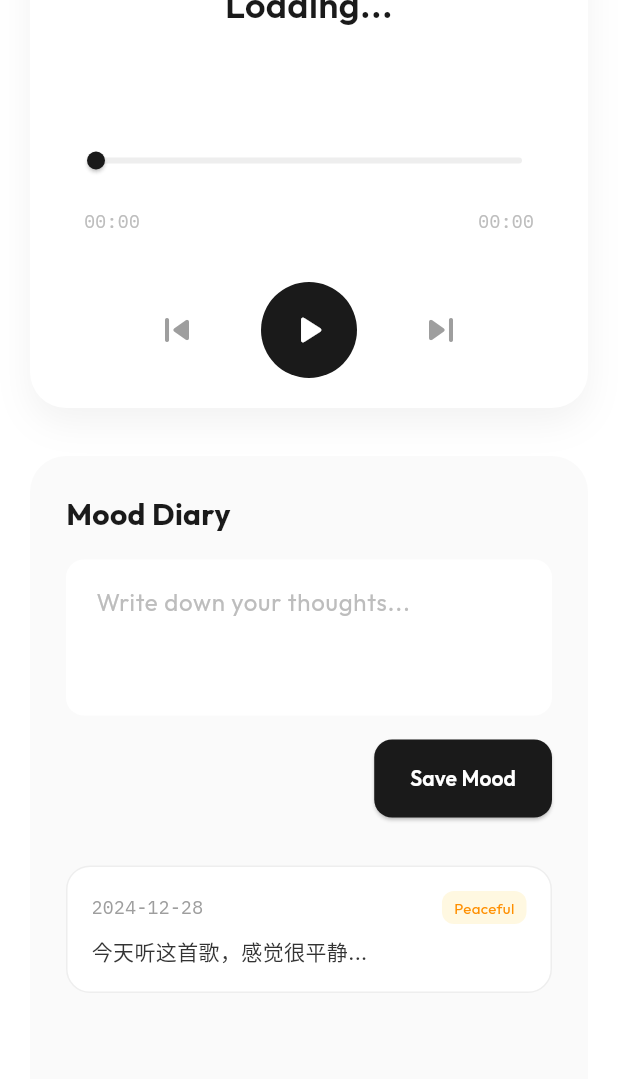
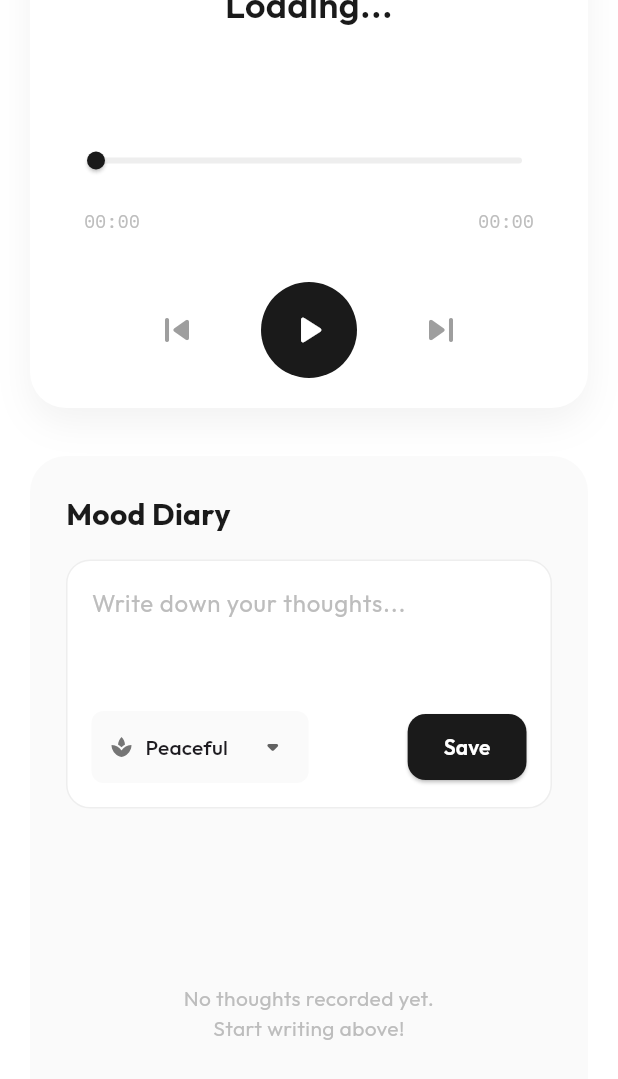
Before and after one commit to zhangbaoquan/music_community_mvp, a Flutter app: the HomeView screen opened directly, scrolled down 278 dp, on a phone screen of 412 x 824 dp. Shown: the top 1079 px of the screen. Run offline on Flutter 3.47's test engine with Material 3 defaults, Android fonts, the phone set to English and light mode, and no system bars; our stand-ins replace get, google_fonts, just_audio, supabase_flutter; accounts and stored records are empty; network calls fail.

Commit message:
[feat] 心事角落 (Mental Corner) 搭建完成！1、日记云同步：日记会真正保存在 Supabase 数据库里，而不是本地临时显示的了。2、心情记录器：在写日记时，您可以从下拉菜单中选择此刻对应的心情（Happy, Melancholy, Peaceful, Focused），发布的日记会带上可爱的心情标签。

```diff
--- a/lib/features/diary/diary_controller.dart
+++ b/lib/features/diary/diary_controller.dart
@@ -1,30 +1,82 @@
 import 'package:get/get.dart';
+import 'package:supabase_flutter/supabase_flutter.dart';
 
 class DiaryEntry {
+  final String id;
   final String content;
-  final String date;
-  final String mood;
+  final DateTime createdAt;
+  final String moodType;
 
-  DiaryEntry({required this.content, required this.date, required this.mood});
+  DiaryEntry({
+    required this.id,
+    required this.content,
+    required this.createdAt,
+    required this.moodType,
+  });
+
+  factory DiaryEntry.fromJson(Map<String, dynamic> json) {
+    return DiaryEntry(
+      id: json['id'] ?? '',
+      content: json['content'] ?? '',
+      createdAt: DateTime.tryParse(json['created_at']) ?? DateTime.now(),
+      moodType: json['mood_type'] ?? 'Calm',
+    );
+  }
 }
 
 class DiaryController extends GetxController {
+  final _supabase = Supabase.instance.client;
   var entries = <DiaryEntry>[].obs;
+  var isLoading = false.obs;
 
   @override
   void onInit() {
     super.onInit();
-    // Load some dummy data
-    entries.add(DiaryEntry(content: "今天听这首歌，感觉很平静...", date: "2024-12-28", mood: "Peaceful"));
+    fetchEntries();
   }
 
-  void addEntry(String content) {
-    if (content.isNotEmpty) {
-      entries.insert(0, DiaryEntry(
-        content: content,
-        date: DateTime.now().toString().split(' ')[0],
-        mood: "Calm" // Default for MVP
-      ));
+  Future<void> fetchEntries() async {
+    try {
+      isLoading.value = true;
+      final userId = _supabase.auth.currentUser?.id;
+      if (userId == null) return;
+
+      final response = await _supabase
+          .from('mood_diaries')
+          .select()
+          .eq('user_id', userId)
+          .order('created_at', ascending: false);
+
+      final List<dynamic> data = response;
+      entries.value = data.map((json) => DiaryEntry.fromJson(json)).toList();
+    } catch (e) {
+      Get.snackbar("Error", "Failed to load diaries: $e");
+    } finally {
+      isLoading.value = false;
+    }
+  }
+
+  Future<void> addEntry(String content, String mood) async {
+    try {
+      final userId = _supabase.auth.currentUser?.id;
+      if (userId == null) {
+        Get.snackbar("Error", "Please login first");
+        return;
+      }
+
+      final newEntry = {
+        'user_id': userId,
+        'content': content,
+        'mood_type': mood,
+      };
+
+      await _supabase.from('mood_diaries').insert(newEntry);
+
+      // Refresh list
+      fetchEntries();
+      Get.snackbar("Success", "Diary saved!");
+    } catch (e) {
+      Get.snackbar("Error", "Failed to save diary: $e");
     }
   }
 }
--- a/lib/features/diary/diary_view.dart
+++ b/lib/features/diary/diary_view.dart
@@ -2,15 +2,31 @@ import 'package:flutter/material.dart';
 import 'package:get/get.dart';
 import 'package:google_fonts/google_fonts.dart';
 import 'diary_controller.dart';
+import 'package:intl/intl.dart';
 
-class DiaryView extends StatelessWidget {
+class DiaryView extends StatefulWidget {
   const DiaryView({super.key});
 
   @override
-  Widget build(BuildContext context) {
+  State<DiaryView> createState() => _DiaryViewState();
+}
+
+class _DiaryViewState extends State<DiaryView> {
+  // Use putOrFind to be safe, though usually put is fine for pages
   final controller = Get.put(DiaryController());
   final textController = TextEditingController();
 
+  // Mood Selection State
+  String selectedMood = 'Peaceful';
+  final List<String> moodOptions = [
+    'Happy',
+    'Melancholy',
+    'Peaceful',
+    'Focused',
+  ];
+
+  @override
+  Widget build(BuildContext context) {
     return Container(
       padding: const EdgeInsets.all(24),
       decoration: BoxDecoration(
@@ -20,6 +36,7 @@ class DiaryView extends StatelessWidget {
       child: Column(
         crossAxisAlignment: CrossAxisAlignment.start,
         children: [
+          // Header
           Text(
             "Mood Diary",
             style: GoogleFonts.outfit(
@@ -30,45 +47,124 @@ class DiaryView extends StatelessWidget {
           ),
           const SizedBox(height: 16),
 
-          // Input Area
+          // Input Area (Write a new diary)
+          Container(
+            padding: const EdgeInsets.all(16),
+            decoration: BoxDecoration(
+              color: Colors.white,
+              borderRadius: BorderRadius.circular(16),
+              border: Border.all(color: Colors.grey[200]!),
+            ),
+            child: Column(
+              children: [
                 TextField(
                   controller: textController,
                   maxLines: 3,
                   decoration: InputDecoration(
                     hintText: "Write down your thoughts...",
                     hintStyle: GoogleFonts.outfit(color: Colors.grey[400]),
-              border: OutlineInputBorder(
-                borderRadius: BorderRadius.circular(12),
-                borderSide: BorderSide.none,
-              ),
-              filled: true,
-              fillColor: Colors.white,
-              contentPadding: const EdgeInsets.all(16),
+                    border: InputBorder.none,
+                    contentPadding: EdgeInsets.zero,
                   ),
                 ),
-          const SizedBox(height: 16),
-          Align(
-            alignment: Alignment.centerRight,
-            child: ElevatedButton(
+                const SizedBox(height: 12),
+                Row(
+                  mainAxisAlignment: MainAxisAlignment.spaceBetween,
+                  children: [
+                    // Mood Selector Dropdown
+                    Container(
+                      padding: const EdgeInsets.symmetric(horizontal: 12),
+                      decoration: BoxDecoration(
+                        color: Colors.grey[50],
+                        borderRadius: BorderRadius.circular(8),
+                      ),
+                      child: DropdownButtonHideUnderline(
+                        child: DropdownButton<String>(
+                          value: selectedMood,
+                          icon: const Icon(Icons.arrow_drop_down_rounded),
+                          items: moodOptions.map((String mood) {
+                            return DropdownMenuItem<String>(
+                              value: mood,
+                              child: Row(
+                                children: [
+                                  Icon(
+                                    _getMoodIcon(mood),
+                                    size: 16,
+                                    color: Colors.grey[600],
+                                  ),
+                                  const SizedBox(width: 8),
+                                  Text(
+                                    mood,
+                                    style: GoogleFonts.outfit(fontSize: 14),
+                                  ),
+                                ],
+                              ),
+                            );
+                          }).toList(),
+                          onChanged: (String? newValue) {
+                            if (newValue != null) {
+                              setState(() {
+                                selectedMood = newValue;
+                              });
+                            }
+                          },
+                        ),
+                      ),
+                    ),
+
+                    // Save Button
+                    ElevatedButton(
                       onPressed: () {
-                controller.addEntry(textController.text);
+                        if (textController.text.isNotEmpty) {
+                          controller.addEntry(
+                            textController.text,
+                            selectedMood,
+                          );
                           textController.clear();
+                        }
                       },
                       style: ElevatedButton.styleFrom(
                         backgroundColor: const Color(0xFF1A1A1A),
                         foregroundColor: Colors.white,
-                shape: RoundedRectangleBorder(borderRadius: BorderRadius.circular(12)),
-                padding: const EdgeInsets.symmetric(horizontal: 24, vertical: 16),
+                        shape: RoundedRectangleBorder(
+                          borderRadius: BorderRadius.circular(12),
                         ),
-              child: Text("Save Mood", style: GoogleFonts.outfit(fontWeight: FontWeight.w600)),
+                        padding: const EdgeInsets.symmetric(
+                          horizontal: 24,
+                          vertical: 12,
+                        ),
+                      ),
+                      child: Text(
+                        "Save",
+                        style: GoogleFonts.outfit(fontWeight: FontWeight.w600),
+                      ),
+                    ),
+                  ],
+                ),
+              ],
             ),
           ),
 
           const SizedBox(height: 32),
 
-          // List Area
+          // List Area (Display existing diaries)
           Expanded(
-            child: Obx(() => ListView.separated(
+            child: Obx(() {
+              if (controller.isLoading.value) {
+                return const Center(child: CircularProgressIndicator());
+              }
+
+              if (controller.entries.isEmpty) {
+                return Center(
+                  child: Text(
+                    "No thoughts recorded yet.\nStart writing above!",
+                    textAlign: TextAlign.center,
+                    style: GoogleFonts.outfit(color: Colors.grey[400]),
+                  ),
+                );
+              }
+
+              return ListView.separated(
                 itemCount: controller.entries.length,
                 separatorBuilder: (_, __) => const SizedBox(height: 16),
                 itemBuilder: (context, index) {
@@ -86,27 +182,94 @@ class DiaryView extends StatelessWidget {
                         Row(
                           mainAxisAlignment: MainAxisAlignment.spaceBetween,
                           children: [
-                          Text(entry.date, style: GoogleFonts.ibmPlexMono(fontSize: 12, color: Colors.grey)),
+                            // Date
+                            Text(
+                              DateFormat(
+                                'MMM d, y • HH:mm',
+                              ).format(entry.createdAt.toLocal()),
+                              style: GoogleFonts.ibmPlexMono(
+                                fontSize: 12,
+                                color: Colors.grey,
+                              ),
+                            ),
+                            // Mood Tag
                             Container(
-                            padding: const EdgeInsets.symmetric(horizontal: 8, vertical: 4),
+                              padding: const EdgeInsets.symmetric(
+                                horizontal: 8,
+                                vertical: 4,
+                              ),
                               decoration: BoxDecoration(
-                              color: Colors.amber[50],
+                                color: _getMoodColor(entry.moodType),
                                 borderRadius: BorderRadius.circular(8),
                               ),
-                            child: Text(entry.mood, style: GoogleFonts.outfit(fontSize: 10, color: Colors.amber[800])),
+                              child: Row(
+                                mainAxisSize: MainAxisSize.min,
+                                children: [
+                                  Icon(
+                                    _getMoodIcon(entry.moodType),
+                                    size: 10,
+                                    color: Colors.black54,
+                                  ),
+                                  const SizedBox(width: 4),
+                                  Text(
+                                    entry.moodType,
+                                    style: GoogleFonts.outfit(
+                                      fontSize: 10,
+                                      color: Colors.black87,
+                                      fontWeight: FontWeight.w500,
+                                    ),
+                                  ),
+                                ],
+                              ),
                             ),
                           ],
                         ),
                         const SizedBox(height: 8),
-                      Text(entry.content, style: GoogleFonts.outfit(color: const Color(0xFF333333))),
+                        Text(
+                          entry.content,
+                          style: GoogleFonts.outfit(
+                            color: const Color(0xFF333333),
+                          ),
+                        ),
                       ],
                     ),
                   );
                 },
-            )),
+              );
+            }),
           ),
         ],
       ),
     );
   }
+
+  IconData _getMoodIcon(String mood) {
+    switch (mood) {
+      case 'Happy':
+        return Icons.sunny;
+      case 'Melancholy':
+        return Icons.cloud;
+      case 'Peaceful':
+        return Icons.spa;
+      case 'Focused':
+        return Icons.coffee;
+      default:
+        return Icons.circle;
     }
+  }
+
+  Color _getMoodColor(String mood) {
+    switch (mood) {
+      case 'Happy':
+        return Colors.orange[100]!;
+      case 'Melancholy':
+        return Colors.blueGrey[100]!;
+      case 'Peaceful':
+        return Colors.green[100]!;
+      case 'Focused':
+        return Colors.brown[100]!;
+      default:
+        return Colors.grey[200]!;
+    }
+  }
+}
--- a/pubspec.yaml
+++ b/pubspec.yaml
@@ -38,6 +38,7 @@ dependencies:
   google_fonts: ^6.3.2
   just_audio: ^0.10.5
   supabase_flutter: ^2.12.0
+  intl: ^0.20.2
 
 dev_dependencies:
   flutter_test:
```
Also changed, not shown: pubspec.lock. Lines whose indentation alone changed are shown as unchanged.
